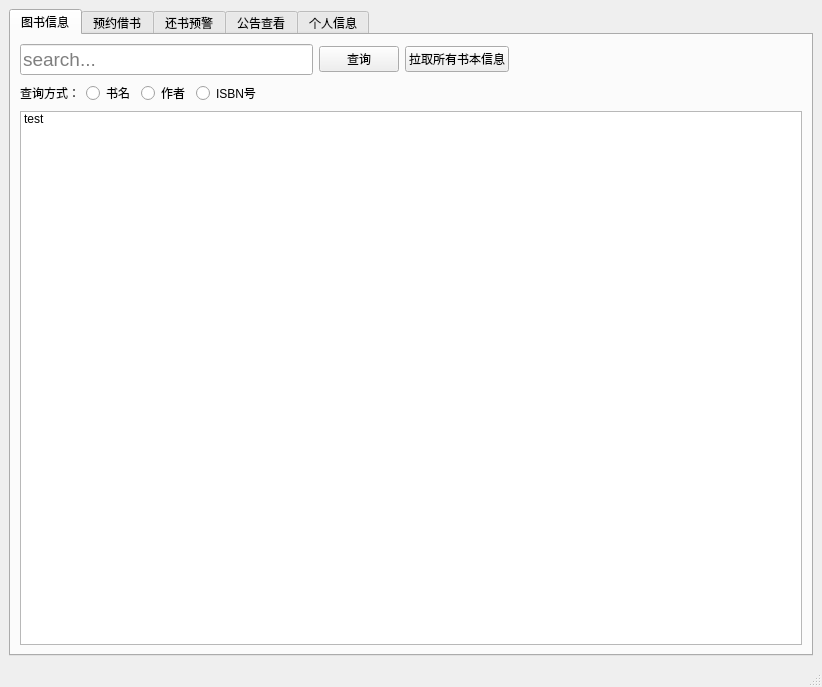
Qt form userinterface.ui (LGH2713/Library_management_system) before a commit.
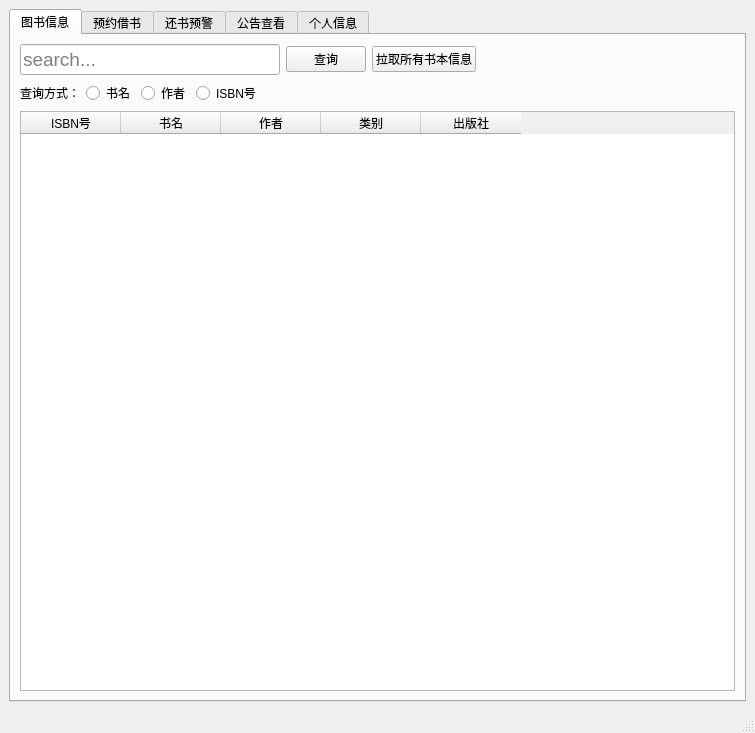
The same form after that commit.

The edit to the form file:
```diff
--- a/userinterface.ui
+++ b/userinterface.ui
@@ -6,8 +6,8 @@
    <rect>
     <x>0</x>
     <y>0</y>
-    <width>822</width>
-    <height>687</height>
+    <width>755</width>
+    <height>733</height>
    </rect>
   </property>
   <property name="windowTitle">
@@ -118,12 +118,32 @@
          </layout>
         </item>
         <item row="1" column="0">
-         <widget class="QListWidget" name="bookList">
-          <item>
+         <widget class="QTableWidget" name="bookList">
+          <column>
            <property name="text">
-            <string>test</string>
+            <string>ISBN号</string>
            </property>
-          </item>
+          </column>
+          <column>
+           <property name="text">
+            <string>书名</string>
+           </property>
+          </column>
+          <column>
+           <property name="text">
+            <string>作者</string>
+           </property>
+          </column>
+          <column>
+           <property name="text">
+            <string>类别</string>
+           </property>
+          </column>
+          <column>
+           <property name="text">
+            <string>出版社</string>
+           </property>
+          </column>
          </widget>
         </item>
        </layout>
```
Left out of the diff: 2 changed lines with no effect on the pictures.
